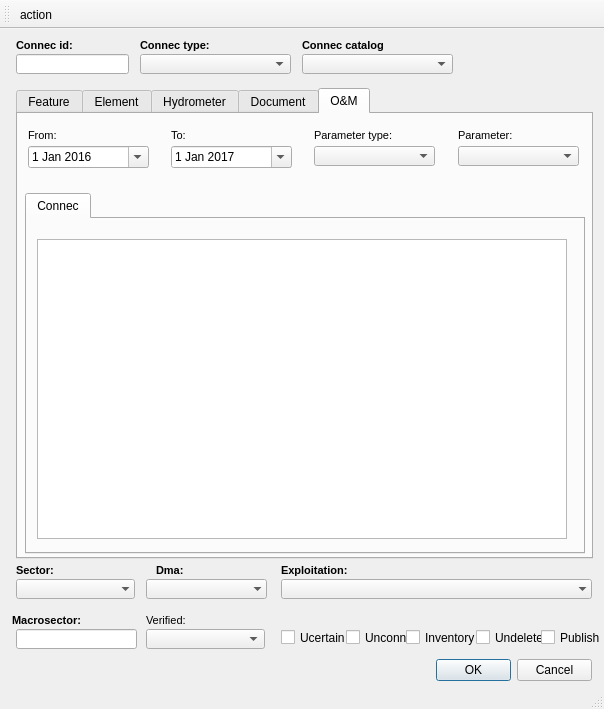
Before: the Qt Designer form ui/ud_man_connec.ui in Giswater/giswater_qgis_plugin, drawn with Qt 5.
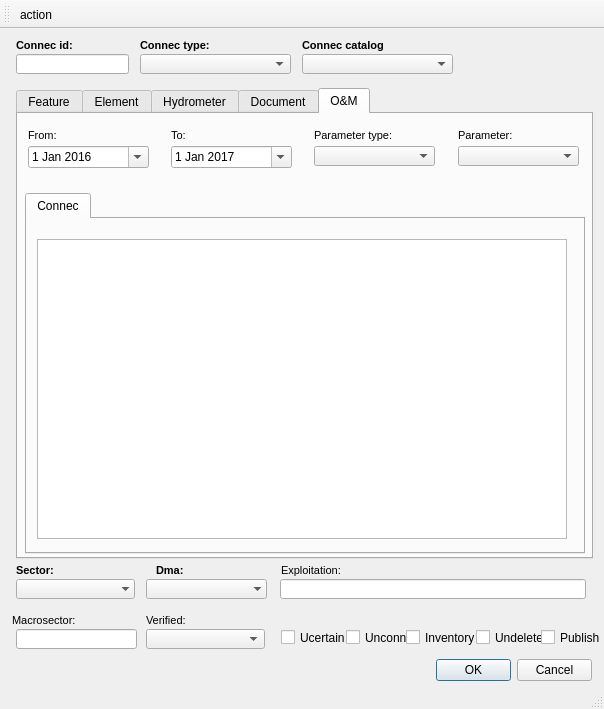
After: the same form once the commit is applied. The open tabs and pages were chosen to show the change. Icons and pictures are not drawn.

Commit message: Add new tabs on ws_node, change fields style

The edit to the form file:
```diff
--- a/ui/ud_man_connec.ui
+++ b/ui/ud_man_connec.ui
@@ -75,8 +75,8 @@
     <property name="font">
      <font>
       <pointsize>8</pointsize>
-      <weight>75</weight>
-      <bold>true</bold>
+      <weight>50</weight>
+      <bold>false</bold>
      </font>
     </property>
     <property name="frameShape">
@@ -113,8 +113,8 @@
     <property name="font">
      <font>
       <pointsize>8</pointsize>
-      <weight>75</weight>
-      <bold>true</bold>
+      <weight>50</weight>
+      <bold>false</bold>
      </font>
     </property>
     <property name="frameShape">
@@ -3028,25 +3028,6 @@
      </rect>
     </property>
    </widget>
-   <widget class="QComboBox" name="expl_id">
-    <property name="geometry">
-     <rect>
-      <x>281</x>
-      <y>550</y>
-      <width>311</width>
-      <height>20</height>
-     </rect>
-    </property>
-    <property name="autoFillBackground">
-     <bool>true</bool>
-    </property>
-    <property name="maxVisibleItems">
-     <number>8</number>
-    </property>
-    <property name="frame">
-     <bool>false</bool>
-    </property>
-   </widget>
    <widget class="QComboBox" name="connec_type">
     <property name="geometry">
      <rect>
@@ -3057,6 +3038,22 @@
      </rect>
     </property>
    </widget>
+   <widget class="QLineEdit" name="expl_name">
+    <property name="geometry">
+     <rect>
+      <x>280</x>
+      <y>550</y>
+      <width>306</width>
+      <height>20</height>
+     </rect>
+    </property>
+    <property name="styleSheet">
+     <string notr="true">color: rgb(83, 83, 83);</string>
+    </property>
+    <property name="text">
+     <string/>
+    </property>
+   </widget>
   </widget>
   <widget class="QStatusBar" name="statusbar"/>
   <widget class="QToolBar" name="toolBar">
```
Left out of the diff: 221 changed lines with no effect on the pictures. The commit also changes 6 other files.
